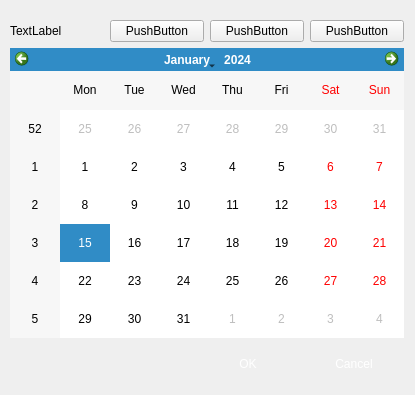
First picture: the form in GUI/calendarChoicer.ui, repository lucid-irl/DTU-Universe, before the edit.
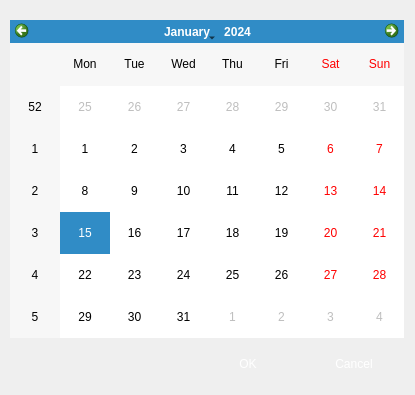
Second picture: the form after the edit.

Commit message: add cal choicer ui

Patch:
```diff
--- a/GUI/calendarChoicer.ui
+++ b/GUI/calendarChoicer.ui
@@ -26,38 +26,6 @@
     </rect>
    </property>
    <layout class="QVBoxLayout" name="verticalLayout">
-    <item>
-     <layout class="QHBoxLayout" name="horizontalLayout">
-      <item>
-       <widget class="QLabel" name="label">
-        <property name="text">
-         <string>TextLabel</string>
-        </property>
-       </widget>
-      </item>
-      <item>
-       <widget class="QPushButton" name="pushButton_3">
-        <property name="text">
-         <string>PushButton</string>
-        </property>
-       </widget>
-      </item>
-      <item>
-       <widget class="QPushButton" name="pushButton_2">
-        <property name="text">
-         <string>PushButton</string>
-        </property>
-       </widget>
-      </item>
-      <item>
-       <widget class="QPushButton" name="pushButton">
-        <property name="text">
-         <string>PushButton</string>
-        </property>
-       </widget>
-      </item>
-     </layout>
-    </item>
     <item>
      <widget class="QCalendarWidget" name="calendarWidget"/>
     </item>
```
